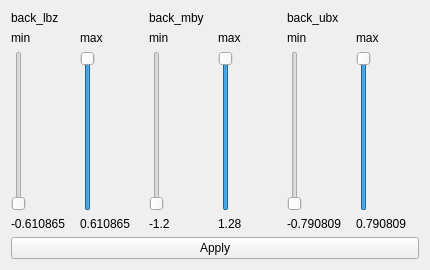
Qt form vigir_ocs_back_joint_limit/src/joint_limit.ui (team-vigir/vigir_ocs_common) before a commit.
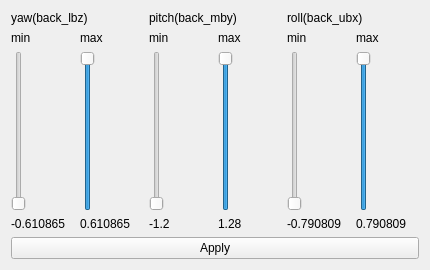
The same form after that commit.

Commit message: [vigir_ocs_back_joint_limit] * Change labels * Change topic * Fix values sent out

What changed in the file:
```diff
--- a/vigir_ocs_back_joint_limit/src/joint_limit.ui
+++ b/vigir_ocs_back_joint_limit/src/joint_limit.ui
@@ -21,7 +21,7 @@
        <item>
         <widget class="QLabel" name="label">
          <property name="text">
-          <string>back_lbz</string>
+          <string>yaw(back_lbz)</string>
          </property>
         </widget>
        </item>
@@ -104,7 +104,7 @@
        <item>
         <widget class="QLabel" name="label_4">
          <property name="text">
-          <string>back_mby</string>
+          <string>pitch(back_mby)</string>
          </property>
         </widget>
        </item>
@@ -187,7 +187,7 @@
        <item>
         <widget class="QLabel" name="label_5">
          <property name="text">
-          <string>back_ubx</string>
+          <string>roll(back_ubx)</string>
          </property>
         </widget>
        </item>
```
The commit also changes 1 other file.
